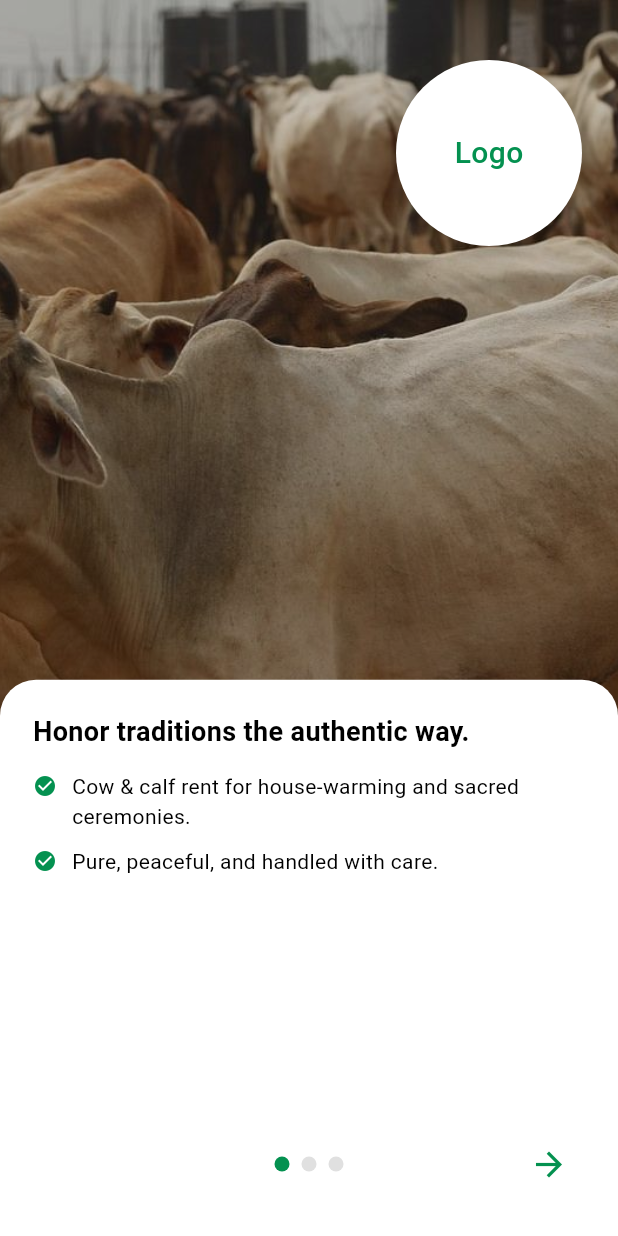
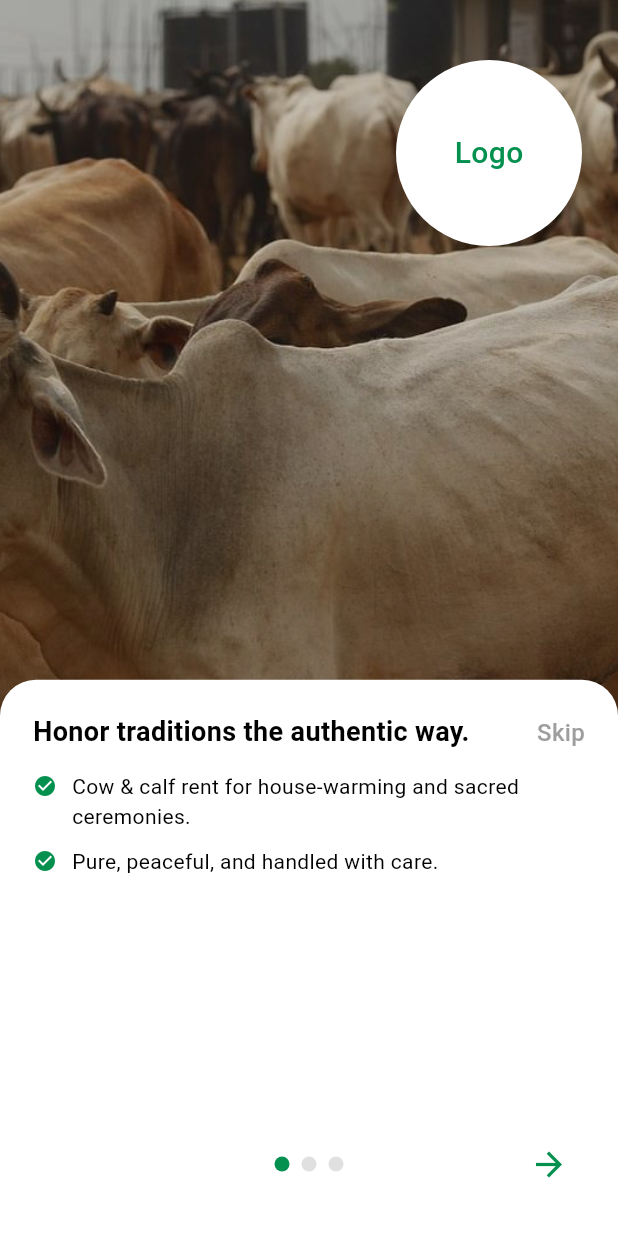
Before and after one commit to Gdyno738/Brundhavanam_Flutter, a Flutter app: the screen it shows after launch, on a phone screen of 412 x 824 dp. Run offline on Flutter 3.47's test engine with Material 3 defaults, Android fonts, the phone set to English and light mode, and no system bars.

Commit message:
add skip button

```diff
--- a/lib/screens/onboarding/onboarding_screen01.dart
+++ b/lib/screens/onboarding/onboarding_screen01.dart
@@ -139,23 +139,6 @@ class _OnboardingScreenState extends State<OnboardingScreen> {
                 ),
               ),
 
-              /// SKIP (FLOATING)
-              Positioned(
-                right: 20,
-                top: height * 0.58,
-                child: GestureDetector(
-                  onTap: _skip,
-                  child: const Text(
-                    'Skip',
-                    style: TextStyle(
-                      color: AppColors.grey,
-                      fontSize: 20,
-                      fontWeight: FontWeight.w500,
-                    ),
-                  ),
-                ),
-              ),
-
               /// WHITE CONTENT PANEL
               Positioned(
                 top: height * 0.55,
@@ -183,8 +166,12 @@ class _OnboardingScreenState extends State<OnboardingScreen> {
                     child: Column(
                       crossAxisAlignment: CrossAxisAlignment.start,
                       children: [
+                        Row(
+                          crossAxisAlignment: CrossAxisAlignment.start,
+                          children: [
                             /// TITLE
-                        Text(
+                            Expanded(
+                              child: Text(
                                 data.title,
                                 style: const TextStyle(
                                   fontSize: 18,
@@ -192,6 +179,24 @@ class _OnboardingScreenState extends State<OnboardingScreen> {
                                   height: 1.25,
                                   color: AppColors.black,
                                 ),
+                              ),
+                            ),
+                            if (!isLast)
+                              Padding(
+                                padding: const EdgeInsets.only(left: 16.0),
+                                child: GestureDetector(
+                                  onTap: _skip,
+                                  child: const Text(
+                                    'Skip',
+                                    style: TextStyle(
+                                      color: AppColors.grey,
+                                      fontSize: 16,
+                                      fontWeight: FontWeight.w500,
+                                    ),
+                                  ),
+                                ),
+                              ),
+                          ],
                         ),
 
                         const SizedBox(height: 14),
--- a/pubspec.yaml
+++ b/pubspec.yaml
@@ -19,7 +19,8 @@ publish_to: 'none' # Remove this line if you wish to publish to pub.dev
 version: 1.0.0+1
 
 environment:
-  sdk: ^3.10.4
+  sdk: "3.10.4"
+
 
 # Dependencies specify other packages that your package needs in order to work.
 # To automatically upgrade your package dependencies to the latest versions
```
Also changed, not shown: pubspec.lock. Lines whose indentation alone changed are shown as unchanged.
